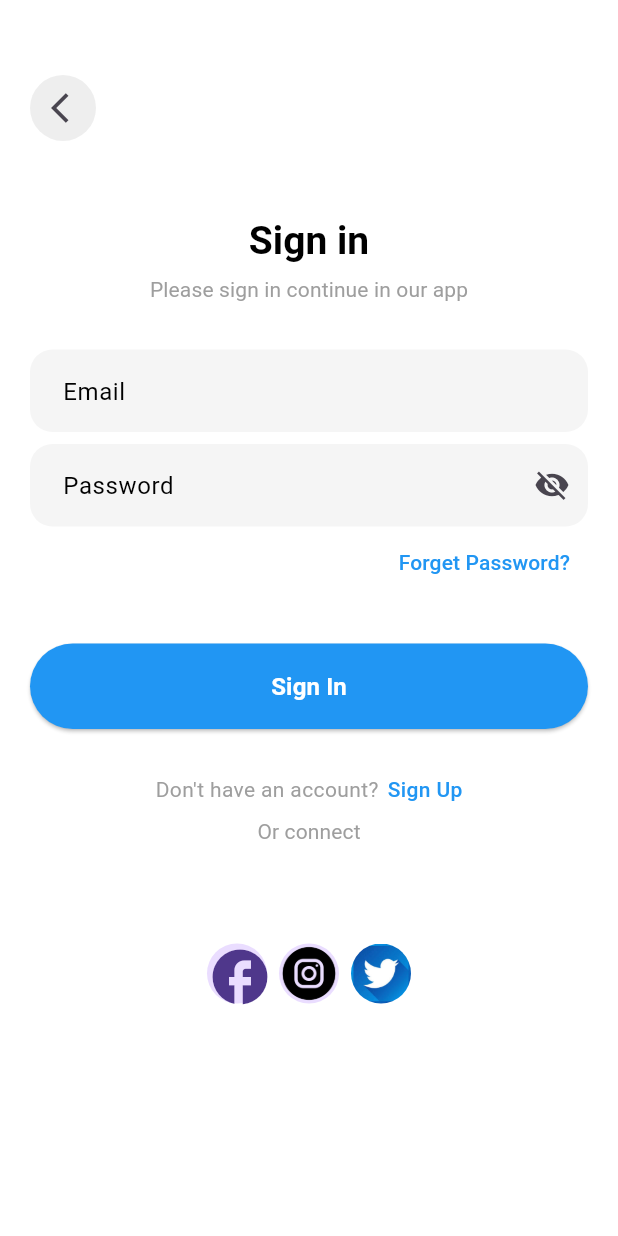
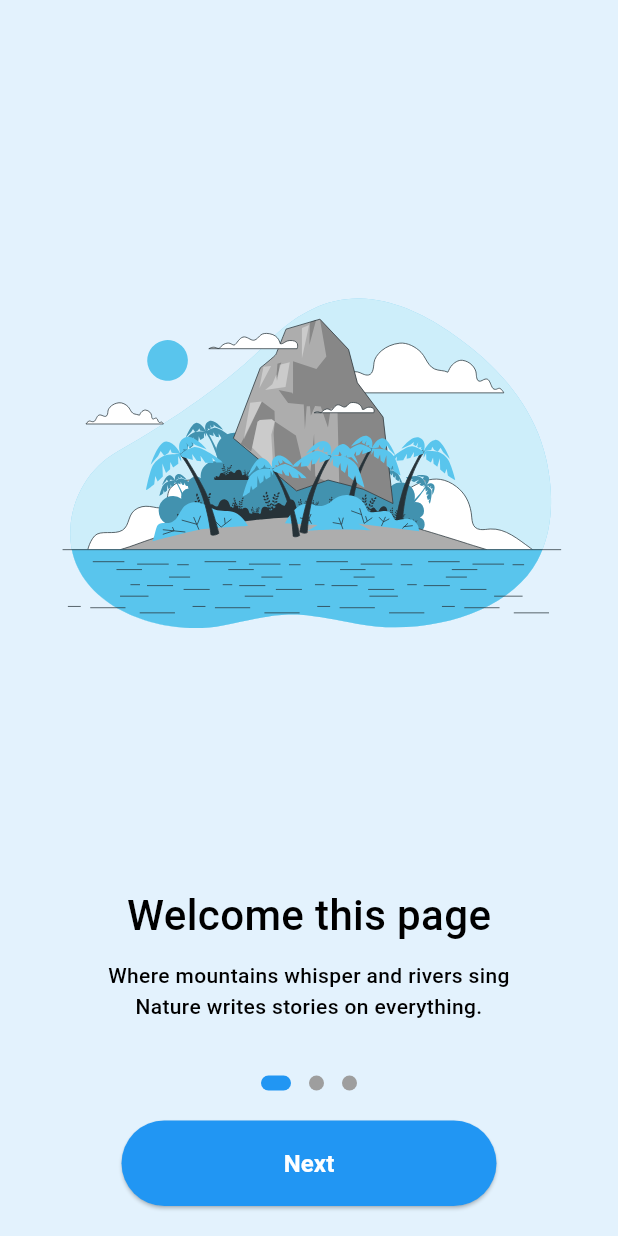
Before and after one commit to howlader97/Booking-App, a Flutter app: the screen it shows after launch, on a phone screen of 412 x 824 dp. Run offline on Flutter 3.47's test engine with Material 3 defaults, Android fonts, the phone set to English and light mode, and no system bars; our stand-ins replace carousel_slider, firebase_auth, firebase_core, flutter_svg, get, pin_code_fields; accounts and stored records are empty.

Commit message:
onboarding has been done

```diff
--- a/lib/main.dart
+++ b/lib/main.dart
@@ -81,6 +81,7 @@ class MyApp extends StatelessWidget {
 import 'package:booking_app/firebase_options.dart';
 import 'package:booking_app/src/controller/theme_controller.dart';
 import 'package:booking_app/src/view/screen/auth/login_screen.dart';
+import 'package:booking_app/src/view/screen/splash_screen.dart';
 import 'package:firebase_core/firebase_core.dart';
 import 'package:flutter/material.dart';
 import 'package:get/get.dart';
@@ -101,7 +102,7 @@ class MyApp extends StatelessWidget {
   @override
   Widget build(BuildContext context) {
     return Obx(() => GetMaterialApp(
-      home: const LoginScreen(),
+      home: const SplashScreen(),
       debugShowCheckedModeBanner: false,
       themeMode: themeController.theme,
       theme: ThemeData(
--- a/lib/src/models/bottom_icon.dart
+++ b/lib/src/models/bottom_icon.dart
@@ -7,7 +7,7 @@ class BottomIcon{
 
   static List<BottomIcon> getBottomIcon(){
    List<BottomIcon> bottomIcons=[
-     BottomIcon('', 'assets/images/instagram.png', 'assets/images/twiter.jpg')
+     BottomIcon('', 'assets/images/google.png', 'assets/images/twiter.jpg')
    ];
    return bottomIcons;
   }
--- /dev/null
+++ b/lib/src/view/screen/onboarding_screen.dart
@@ -0,0 +1,107 @@
+import 'package:booking_app/src/view/screen/auth/login_screen.dart';
+import 'package:flutter/material.dart';
+import 'package:booking_app/src/view/screen/screen1.dart';
+import 'package:booking_app/src/view/screen/screen2.dart';
+import 'package:booking_app/src/view/screen/screen3.dart';
+
+
+
+class OnboardingScreen extends StatefulWidget {
+  const OnboardingScreen({super.key});
+
+  @override
+  State<OnboardingScreen> createState() => _OnboardingScreenState();
+}
+
+class _OnboardingScreenState extends State<OnboardingScreen> {
+  final PageController _controller = PageController();
+  int _currentPage = 0;
+
+  final List<Widget> _pages = [
+    Screen1(),
+    Screen2(),
+    Screen3(),
+  ];
+
+  void _nextPage() {
+    if (_currentPage < _pages.length - 1) {
+      _controller.nextPage(
+        duration: Duration(milliseconds: 400),
+        curve: Curves.easeInOut,
+      );
+    } else {
+      Navigator.pushReplacement(
+        context,
+        MaterialPageRoute(builder: (_) => const LoginScreen()),
+      );
+    }
+  }
+
+  Widget _buildDots() {
+    return Row(
+      mainAxisAlignment: MainAxisAlignment.center,
+      children: List.generate(_pages.length, (index) {
+        return Container(
+          margin: EdgeInsets.symmetric(horizontal: 6),
+          height: 10,
+          width: _currentPage == index ? 20 : 10,
+          decoration: BoxDecoration(
+            color: _currentPage == index ? Colors.blue : Colors.grey,
+            borderRadius: BorderRadius.circular(5),
+          ),
+        );
+      }),
+    );
+  }
+
+  @override
+  Widget build(BuildContext context) {
+    return Scaffold(
+      body: Stack(
+        children: [
+          PageView(
+            controller: _controller,
+            children: _pages,
+            onPageChanged: (index) {
+              setState(() {
+                _currentPage = index;
+              });
+            },
+          ),
+
+          // Bottom controls (dots + button)
+          Positioned(
+            bottom: 0,
+            left: 0,
+            right: 0,
+            child: Padding(
+              padding: const EdgeInsets.symmetric(horizontal: 20, vertical: 20),
+              child: Column(
+                mainAxisSize: MainAxisSize.min,
+                children: [
+                  _buildDots(),
+                  const SizedBox(height: 20),
+                  SizedBox(
+                    width: 250,
+                    child: ElevatedButton(
+                      onPressed: _nextPage,
+                      child: Text(
+
+                        _currentPage == _pages.length - 1
+                            ? 'Get Started'
+                            : 'Next',
+                        style: const TextStyle(fontSize: 16,color: Colors.white,fontWeight: FontWeight.w600),
+                      ),
+                    ),
+                  ),
+                ],
+              ),
+            ),
+          ),
+          const SizedBox(height: 20,),
+        ],
+      ),
+
+    );
+  }
+}
--- /dev/null
+++ b/lib/src/view/screen/screen1.dart
@@ -0,0 +1,45 @@
+import 'package:flutter/material.dart';
+import 'package:flutter_svg/svg.dart';
+
+class Screen1 extends StatefulWidget {
+  const Screen1({super.key});
+
+  @override
+  State<Screen1> createState() => _Screen1State();
+}
+
+class _Screen1State extends State<Screen1> {
+  @override
+  Widget build(BuildContext context) {
+    return Scaffold(
+      backgroundColor: Colors.blue.shade50,
+      body: Padding(
+        padding: const EdgeInsets.all(20.0),
+        child: Column(
+          children: [
+            const SizedBox(height: 40,),
+            SvgPicture.asset("assets/images/sunrise.svg"),
+            const SizedBox(height: 30,),
+            Text('Welcome this page',style: TextStyle(fontSize: 28,color: Colors.black),),
+            const SizedBox(height: 10,),
+            Center(
+              child: Padding(
+                padding: const EdgeInsets.symmetric(horizontal: 24.0),
+                child: Text(
+                  "Where mountains whisper and rivers sing\nNature writes stories on everything.",
+                  style: TextStyle(
+                    color: Colors.black,
+                    fontSize: 14,
+                    height: 1.5,
+                  ),
+                  textAlign: TextAlign.center,
+                ),
+              ),
+            ),
+
+          ],
+        ),
+      ),
+    );
+  }
+}
--- a/lib/src/view/screen/splash_screen.dart
+++ b/lib/src/view/screen/splash_screen.dart
@@ -1,5 +1,6 @@
 
 import 'package:booking_app/src/view/screen/auth/login_screen.dart';
+import 'package:booking_app/src/view/screen/onboarding_screen.dart';
 import 'package:flutter/material.dart';
 
 class SplashScreen extends StatefulWidget {
@@ -19,7 +20,7 @@ class _SplashScreenState extends State<SplashScreen> {
   Future<void> gotoLogin() async {
     Future.delayed(const Duration(seconds: 2)).then((value) {
       Navigator.of(context).pushAndRemoveUntil(
-          MaterialPageRoute(builder: (context) => const LoginScreen()),
+          MaterialPageRoute(builder: (context) => const OnboardingScreen()),
               (route) => false);
     });
   }
--- a/lib/src/view/widget/bottomNIcon.dart
+++ b/lib/src/view/widget/bottomNIcon.dart
@@ -1,4 +1,3 @@
-
 
 import 'package:flutter/material.dart';
 import 'package:booking_app/src/models/bottom_icon.dart';
@@ -13,27 +12,35 @@ class BottomNIcon extends StatelessWidget {
 
   @override
   Widget build(BuildContext context) {
-    return Row(
-      mainAxisAlignment: MainAxisAlignment.center,
-      children: [
-        const CircleAvatar(
-          child: Icon(
-            Icons.facebook,
-            size: 44,
+    return Padding(
+      padding: const EdgeInsets.symmetric(horizontal: 20.0),
+      child: GestureDetector(
+        onTap: (){
+
+        },
+        child: Container(
+
+          decoration: BoxDecoration(
+            borderRadius: BorderRadius.circular(20),
+            color: Colors.grey.shade200,
+          ),
+          width: double.infinity,
+          height: 50,
+          child: Row(
+            children: [
+              const SizedBox(width: 40,),
+              CircleAvatar(
+                radius: 20,
+                backgroundImage: AssetImage(bottomIcon.secondimage),
+                backgroundColor: Colors.transparent,
+              ),
+              Spacer(),
+              Text('Sign In with gmail',style: Theme.of(context).textTheme.bodyMedium,),
+              Spacer()
+            ],
           ),
         ),
-        const SizedBox(width: 8
-                   ,),
-        CircleAvatar(
-          child: Image.asset(bottomIcon.secondimage),
-        ),
-        const SizedBox(width:8,),
-        CircleAvatar(
-          radius: 20,
-          backgroundImage: AssetImage(bottomIcon.thirdimage),
-          backgroundColor: Colors.transparent,
-        ),
-      ],
+      ),
     );
   }
 }
--- a/pubspec.yaml
+++ b/pubspec.yaml
@@ -40,6 +40,10 @@ dependencies:
   firebase_auth: ^5.5.3
   firebase_core: ^3.13.0
   get: ^4.7.2
+  google_sign_in: ^6.3.0
+  url_launcher: ^6.2.5
+  flutter_svg: ^2.1.0
+  smooth_page_indicator: ^1.2.1
 
 
 
```
Also changed, not shown: lib/src/view/screen/main_bottom_nave_screen.dart (+3 -4 lines), lib/src/view/screen/screen2.dart (added, +43 -0 lines), lib/src/view/screen/screen3.dart (added, +43 -0 lines), lib/src/view/screen/search.dart (deleted, +0 -10 lines), lib/src/view/screen/search_screen.dart (added, +53 -0 lines), assets/images/google.png (added), assets/images/house.svg (added), assets/images/instagram.png (deleted), assets/images/sunrise.svg (added), assets/images/sunset.svg (added), assets/images/tree.svg (added), pubspec.lock, 2 other files.
